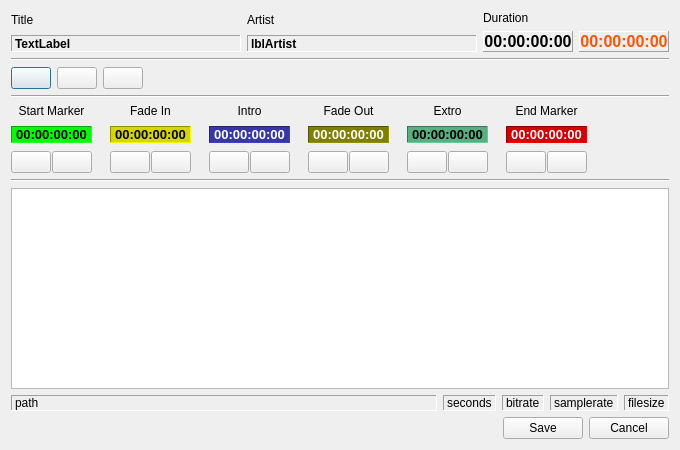
pgathogo/raven, file rave/audiolib/cueeditor/audiowaveform.ui: the form before one commit.
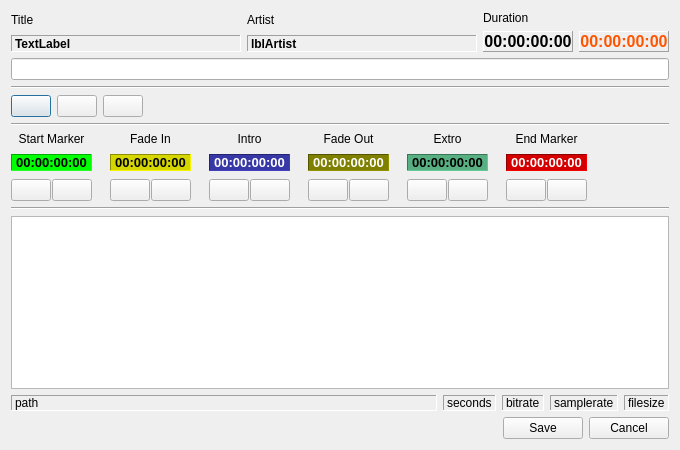
The form after the commit. Icons and pictures are not drawn.

Commit message:
Added SpotAudio as ManyToMany entity in the SpotForm class.
Now SpotAudio appears as a manytomany entry in the SpotForm.
We have also added the Import Audio functionality in the SpotForm,
which is also integrated with the CueEditor library.

```diff
--- a/rave/audiolib/cueeditor/audiowaveform.ui
+++ b/rave/audiolib/cueeditor/audiowaveform.ui
@@ -161,6 +161,9 @@
      </item>
     </layout>
    </item>
+   <item>
+    <widget class="QLineEdit" name="edtTest"/>
+   </item>
    <item>
     <widget class="Line" name="line_3">
      <property name="orientation">
```
The commit also changes 38 other files.
